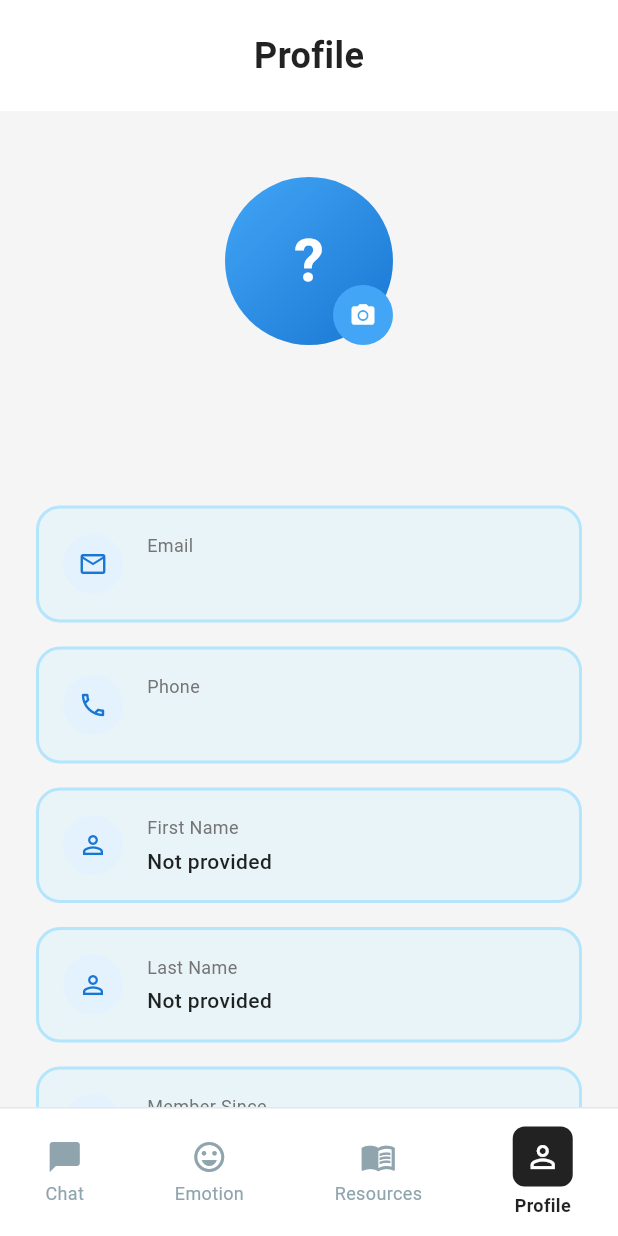
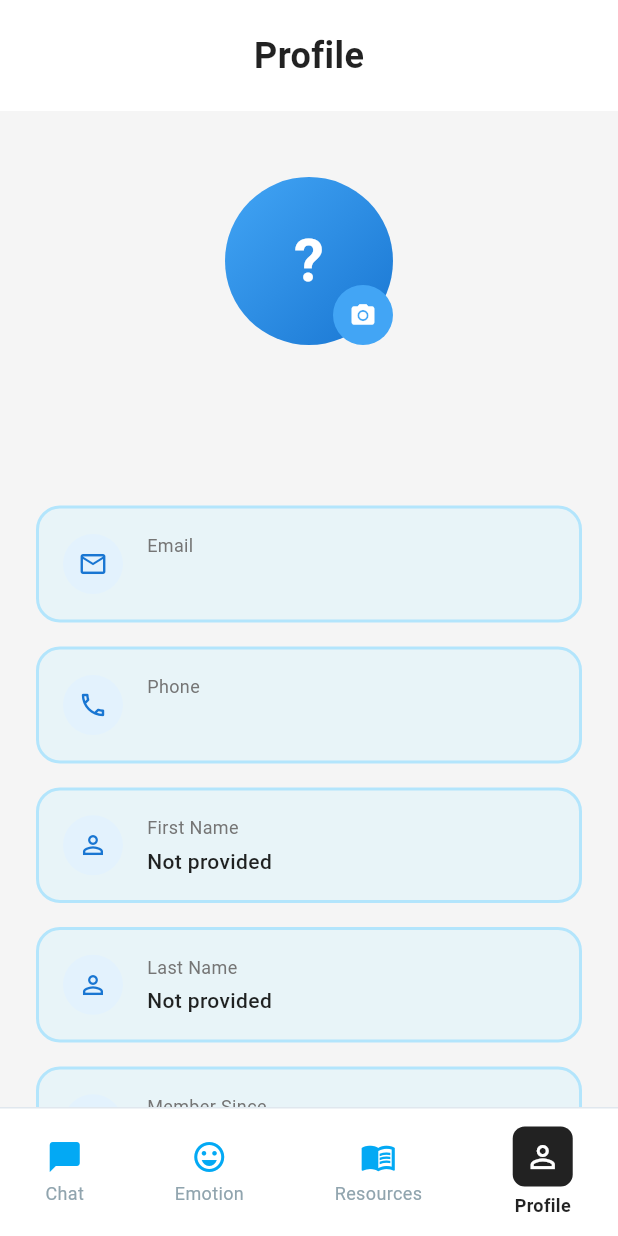
Before and after one commit to Zeyadkhatab/Mindfull_App, a Flutter app: the ProfileScreen screen opened directly, on a phone screen of 412 x 824 dp. Run offline on Flutter 3.47's test engine with Material 3 defaults, Android fonts, the phone set to English and light mode, and no system bars; our stand-ins replace cloud_firestore, firebase_auth, firebase_core, flutter_svg, google_fonts, ionicons; accounts and stored records are empty.

Commit message:
change bottom nav items color

```diff
--- a/lib/profile_screen.dart
+++ b/lib/profile_screen.dart
@@ -515,7 +515,7 @@ class _ProfileScreenState extends State<ProfileScreen> {
                 : null,
             child: Icon(
               icon,
-              color: isSelected ? Colors.white : const Color(0xFF90A4AE),
+              color: isSelected ? Colors.white : Colors.lightBlue,
               size: 24,
             ),
           ),
```
